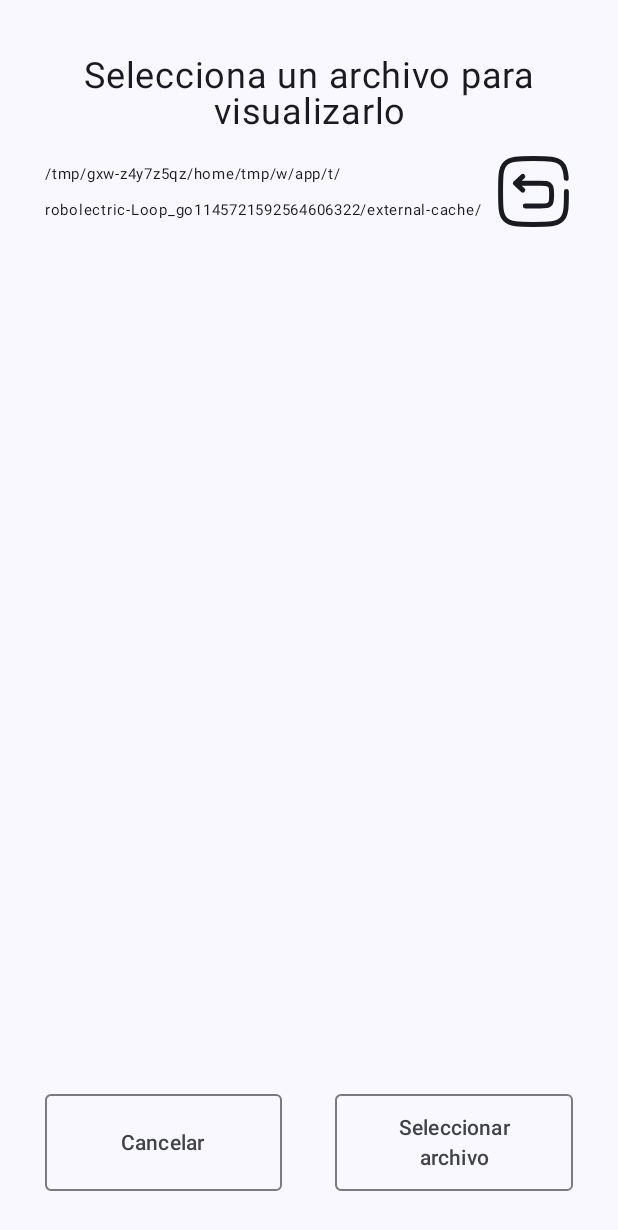
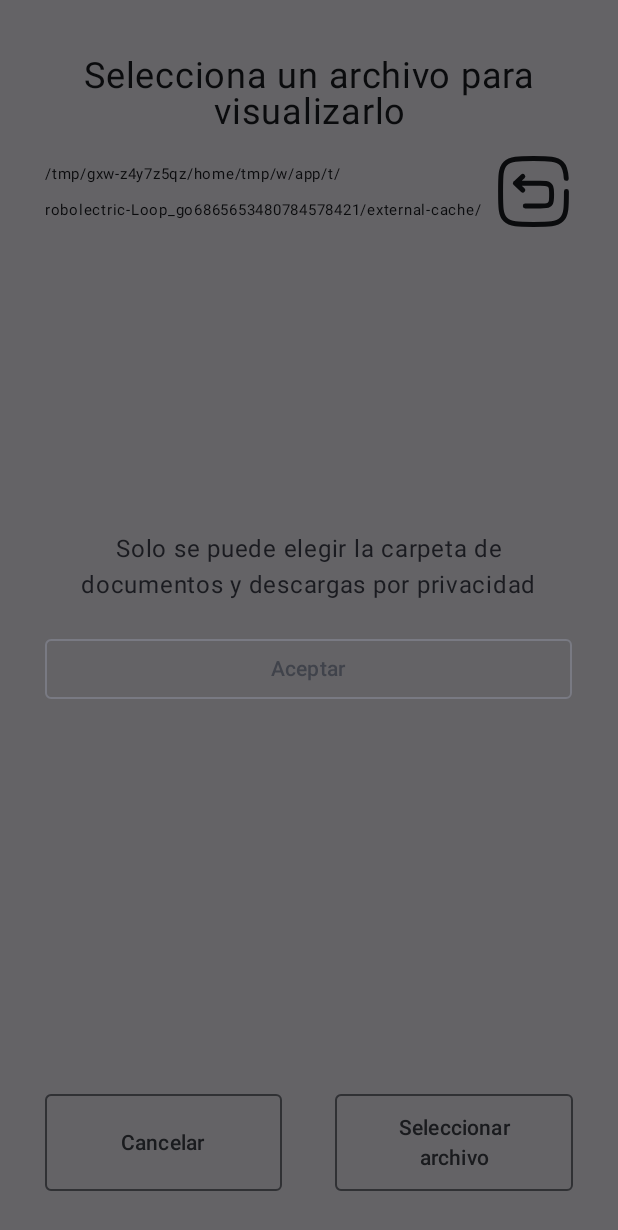
Before and after one commit to AlgorithmHappy/SimplePasswordManagerAndroi, an Android app built with Jetpack Compose: the composable OpenFileExplorerView called with empty values, on a phone screen of 412 x 824 dp. Shown: the top 1230 px of the screen. Run offline under Robolectric (Android 15) with nearby library versions, the phone set to English and light mode, and no system bars; libraries missing offline, so code that uses them is left out: com.lambdapioneer.argon2kt.

```diff
--- a/app/src/main/java/dev/gerardomarquez/simplepasswordmanager/database/DataBase.kt
+++ b/app/src/main/java/dev/gerardomarquez/simplepasswordmanager/database/DataBase.kt
@@ -20,7 +20,7 @@ abstract class AppDatabase : RoomDatabase() {
                 val instance = Room.databaseBuilder(
                     context.applicationContext,
                     AppDatabase::class.java,
-                    "tmp_database.db"
+                    "tmp_database"
                 ).build()
                 INSTANCE = instance
                 instance
--- a/app/src/main/java/dev/gerardomarquez/simplepasswordmanager/utils/Constants.kt
+++ b/app/src/main/java/dev/gerardomarquez/simplepasswordmanager/utils/Constants.kt
@@ -109,6 +109,7 @@ class Constants {
         val GLOBAL_STR_URI_FOLDER_LEVEL: String = "%2F"
         val GLOBAL_STR_LEFT_BRACKET: String = "["
         val GLOBAL_STR_RIGHT_BRACKET: String = "]"
+        val GLOBAL_STR_URI_TO_PATH_BASE: String = "primary%3A"
 
         /**
          * Tamaños de textos
@@ -197,6 +198,7 @@ class Constants {
         val TXT_SETTINGS_SALT_WARNING: String = "*El \"salt\" es como el candado de tu contraseña, si se cambia el salt la contraseña se vuelve irreconocible. Guardar el salt junto con tu contraseña"
         val TEXT_SELECT_DATABASE: String = "Selecciona una base de datos"
         val TEXT_NEW_FILE_VALIDATION: String = "Ningun campo puede estar vacio"
+        val TEXT_TO_BACK_PATH_INVALID: String = "Solo se puede elegir la carpeta de documentos y descargas por privacidad"
 
         /**
          * Textos de propiedades de configuracion
@@ -242,7 +244,7 @@ class Constants {
 
         private val B64_SALT: String = "VGVzdFNhbHRAMTIzNA==" // Solo pruebas, se tiene que cambiar por un salt seguro, no se si hacer otra seccion para que el usuario pueda generar uno seguro y aleatorio
 
-        val PATH_TMP_DATABASE: String = "/data/data/dev.gerardomarquez.simplepasswordmanager/databases/tmp_database.db"
+        val PATH_TMP_DATABASE: String = "/data/data/dev.gerardomarquez.simplepasswordmanager/databases/tmp_database"
         val SALT_FILE_NAME: String = "salt.txt"
     }
 }
--- a/app/src/main/java/dev/gerardomarquez/simplepasswordmanager/utils/Methods.kt
+++ b/app/src/main/java/dev/gerardomarquez/simplepasswordmanager/utils/Methods.kt
@@ -3,6 +3,7 @@ package dev.gerardomarquez.simplepasswordmanager.utils
 import android.content.Context
 import android.net.Uri
 import android.os.Environment
+import android.util.Log
 import androidx.documentfile.provider.DocumentFile
 import java.io.File
 import java.io.FileInputStream
@@ -25,11 +26,15 @@ import com.lambdapioneer.argon2kt.Argon2Mode
 fun getFolders(path: String = Environment.getExternalStorageDirectory().absolutePath): List<String> {
     val directory = File(path)
     val validatedFolders: List<String> = listOf(
-        Environment.getExternalStorageDirectory().absolutePath + "Documents",
-        Environment.getExternalStorageDirectory().absolutePath + "Downloads"
+        Environment
+            .getExternalStoragePublicDirectory(Environment.DIRECTORY_DOWNLOADS)
+            .path,
+        Environment
+            .getExternalStoragePublicDirectory(Environment.DIRECTORY_DOCUMENTS)
+            .path
     )
     return directory.listFiles()?.filter {
-        it.isDirectory && (it.startsWith(validatedFolders.first() ) || it.startsWith(validatedFolders.last() ) ) // Validamos que la carpeta sea de documentos o de descargas y que sea un directorio
+        it.isDirectory && (it.path.contains(validatedFolders.first() ) || it.path.contains(validatedFolders.last() ) ) // Validamos que la carpeta sea de documentos o de descargas y que sea un directorio
     }?.map { it.name } ?: emptyList()
 }
 
@@ -114,6 +119,7 @@ fun encryptDatabaseFile(
     val cipher = Cipher.getInstance("AES/CBC/PKCS5Padding")
     cipher.init(Cipher.ENCRYPT_MODE, secretKey) // IV aleatorio automático
     val iv = cipher.iv // Obtener el IV generado
+    Log.d("iv", "IV: ${iv.joinToString(",")}")
 
     FileOutputStream(outputDatabaseFile).use { output ->
         output.write(iv) // Guardar IV al inicio del archivo
@@ -130,7 +136,6 @@ fun encryptDatabaseFile(
  * @param inputDataBaseFile Archivo .db encriptado
  * @param outputDatabaseFile Archivo .db de la base de datos en claro listo para ser utilizado con room
  * @param secretKey Password que introdujo el usuario pero ya transformado con Argon2 para ser valido
- * @throws Exception Si ocurre un error al desencriptar el archivo (Como por ejemplo si el secretKey no es)
  */
 @Throws(
     Exception::class
@@ -143,6 +148,7 @@ fun decryptDatabaseFile(
     FileInputStream(inputDataBaseFile).use { input ->
         val iv = ByteArray(16)
         input.read(iv) // Leer IV almacenado
+        Log.d("iv", "IV: ${iv.joinToString(",")}")
         val cipher = Cipher.getInstance("AES/CBC/PKCS5Padding")
         cipher.init(Cipher.DECRYPT_MODE, secretKey, IvParameterSpec(iv))
 
--- a/app/src/main/java/dev/gerardomarquez/simplepasswordmanager/views/Main.kt
+++ b/app/src/main/java/dev/gerardomarquez/simplepasswordmanager/views/Main.kt
@@ -232,7 +232,7 @@ fun Main(
                         password = viewModel.stateClearPasswordDb
                     )
                     confirmationDialog = true
-                    viewModel.deleteTempDatabase(context = context) // Se borra para que no quede
+                    //viewModel.deleteTempDatabase(context = context) // Se borra para que no quede
                     // cache ni algun archivo en claro temporal   sd
                 }
             )
--- a/app/src/main/java/dev/gerardomarquez/simplepasswordmanager/views/OpenFileExplorer.kt
+++ b/app/src/main/java/dev/gerardomarquez/simplepasswordmanager/views/OpenFileExplorer.kt
@@ -36,12 +36,13 @@ import dev.gerardomarquez.simplepasswordmanager.utils.Constants
 import dev.gerardomarquez.simplepasswordmanager.utils.getFiles
 import dev.gerardomarquez.simplepasswordmanager.utils.getFolders
 import android.net.Uri
+import android.util.Log
+import androidx.compose.foundation.background
 import androidx.compose.foundation.border
+import androidx.compose.material3.BasicAlertDialog
+import androidx.compose.material3.ExperimentalMaterial3Api
+import androidx.compose.ui.draw.clip
 import dev.gerardomarquez.simplepasswordmanager.ViewsModels.PasswordsInformationsViewModel
-import dev.gerardomarquez.simplepasswordmanager.repositories.SettingsDataStore
-import kotlinx.coroutines.CoroutineScope
-import kotlinx.coroutines.Dispatchers
-import kotlinx.coroutines.launch
 
 /**
  * Metodo principal que ordena todos los elementos y variables que contendra la pantalla
@@ -76,6 +77,33 @@ fun OpenFileExplorerView(
     var selectedIndexFile by rememberSaveable { mutableStateOf(value = Constants.GLOBAL_NEGATIVE_NUMBER) }
     var foldersAndFiles by rememberSaveable { mutableStateOf(value = getFolders(currentPath) + getFiles(context = context, uri = Uri.parse(mutableSelectUriStr) ) ) }
     var fileName by rememberSaveable { mutableStateOf(value = "") }
+    var pathInvalid by rememberSaveable { mutableStateOf(value = false) }
+
+    pathInvalid = !(
+        selectedFolderString.contains(
+            Constants.GLOBAL_STR_URI_TO_PATH_BASE +
+            Environment
+                .getExternalStoragePublicDirectory(Environment.DIRECTORY_DOWNLOADS)
+                .absolutePath
+                .split(Constants.STR_SLASH)
+                .last()
+        ) ||
+        selectedFolderString.contains(
+            Constants.GLOBAL_STR_URI_TO_PATH_BASE +
+            Environment
+                .getExternalStoragePublicDirectory(Environment.DIRECTORY_DOCUMENTS)
+                .absolutePath
+                .split(Constants.STR_SLASH)
+                .last()
+        )
+    )
+    DialogToBack(
+        show = pathInvalid,
+        text = Constants.TEXT_TO_BACK_PATH_INVALID,
+        onDismissRequest = {
+            navigateToLogin()
+        }
+    )
 
     Column(
         modifier = modifier
@@ -335,6 +363,52 @@ fun BackFolderInFolderExplorer(modifier: Modifier){
     )
 }
 
+/**
+ * Dialogo que indica que la ruta seleccionada no es valida
+ * @param show Con esta variable se define si se mostrara o no el dialogo
+ * @param text Este texto es el que se le muestra al usuario para indicarle que la ruta es invalida
+ * @param onDismissRequest Con este metodo se cambia el valor de la variable show para ocultar el
+ * dialogo
+ */
+@OptIn(ExperimentalMaterial3Api::class)
+@Composable
+fun DialogToBack(show: Boolean, text: String, onDismissRequest: () -> Unit){
+    if(show) {
+        BasicAlertDialog(
+            modifier = Modifier
+                .fillMaxWidth(fraction = Constants.WEIGHT_LAYOUT_DIALOGS_WIDTH)
+                .fillMaxHeight(fraction = Constants.WEIGHT_LAYOUT_DIALOGS_HEIGHT),
+            onDismissRequest = onDismissRequest,
+        ) {
+            Column(
+                modifier = Modifier // Este modificador sera el que se pasa como argumento, se tendra que modificar mas adelante
+                    .clip(RoundedCornerShape(Constants.DP_ROUNDED_DIALOGS.dp) )
+                    .fillMaxSize()
+                    .padding(
+                        horizontal = Constants.DP_PADDING_DIALOGS.dp,
+                        vertical = Constants.DP_PADDING_DIALOGS.dp
+                    ),
+                verticalArrangement = Arrangement.Center,
+                horizontalAlignment = Alignment.CenterHorizontally
+            ) {
+                Text(
+                    text = text,
+                    textAlign = TextAlign.Center
+                )
+                OutlinedButton(
+                    modifier = Modifier
+                        .fillMaxWidth()
+                        .padding(top = Constants.DP_PADDING_DIALOGS.dp),
+                    onClick = onDismissRequest,
+                    shape = RoundedCornerShape(Constants.DP_ROUNDED_BUTTON.dp)
+                ) {
+                    Text(text = Constants.TEXT_BUTTON_OK)
+                }
+            }
+        }
+    }
+}
+
 /*@Composable
 @Preview(
     showBackground = true
```
Also changed, not shown: app/src/main/java/dev/gerardomarquez/simplepasswordmanager/ViewsModels/PasswordsInformationsViewModel.kt (+6 -2 lines), app/src/main/java/dev/gerardomarquez/simplepasswordmanager/views/NewFileExplorer.kt (+17 -2 lines).
